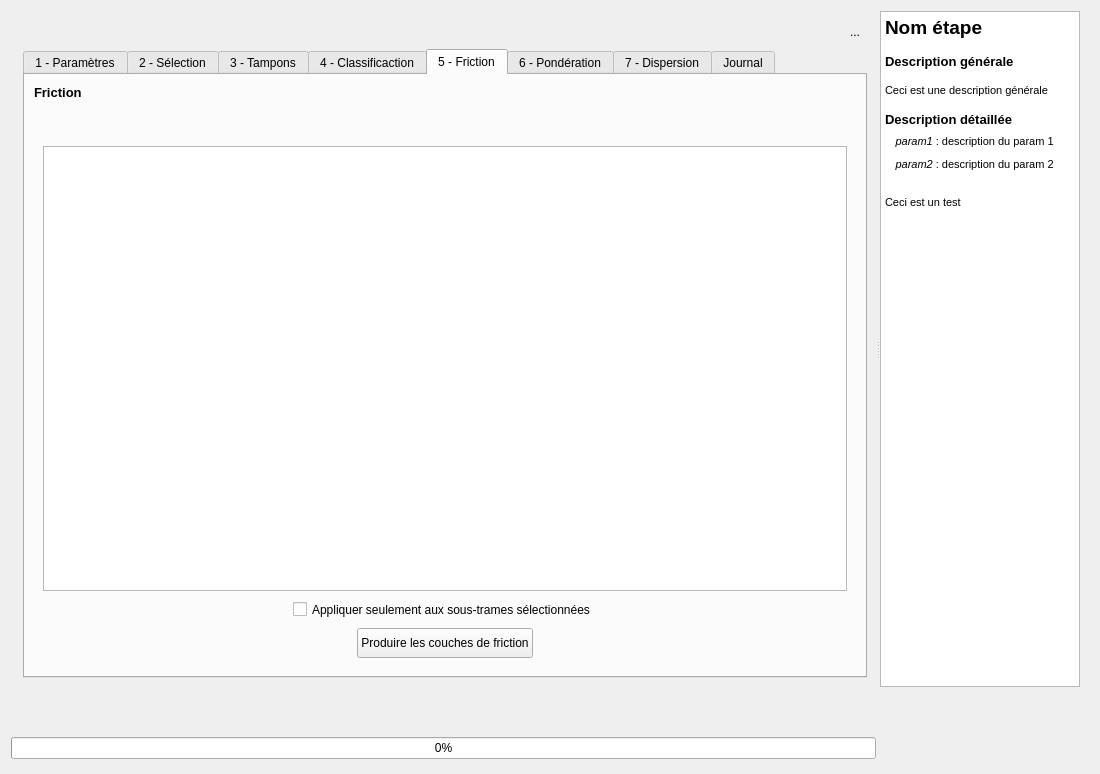
Old version of the form Meff_dialog_base_occsol.ui in the repository MathieuChailloux/FragScape.
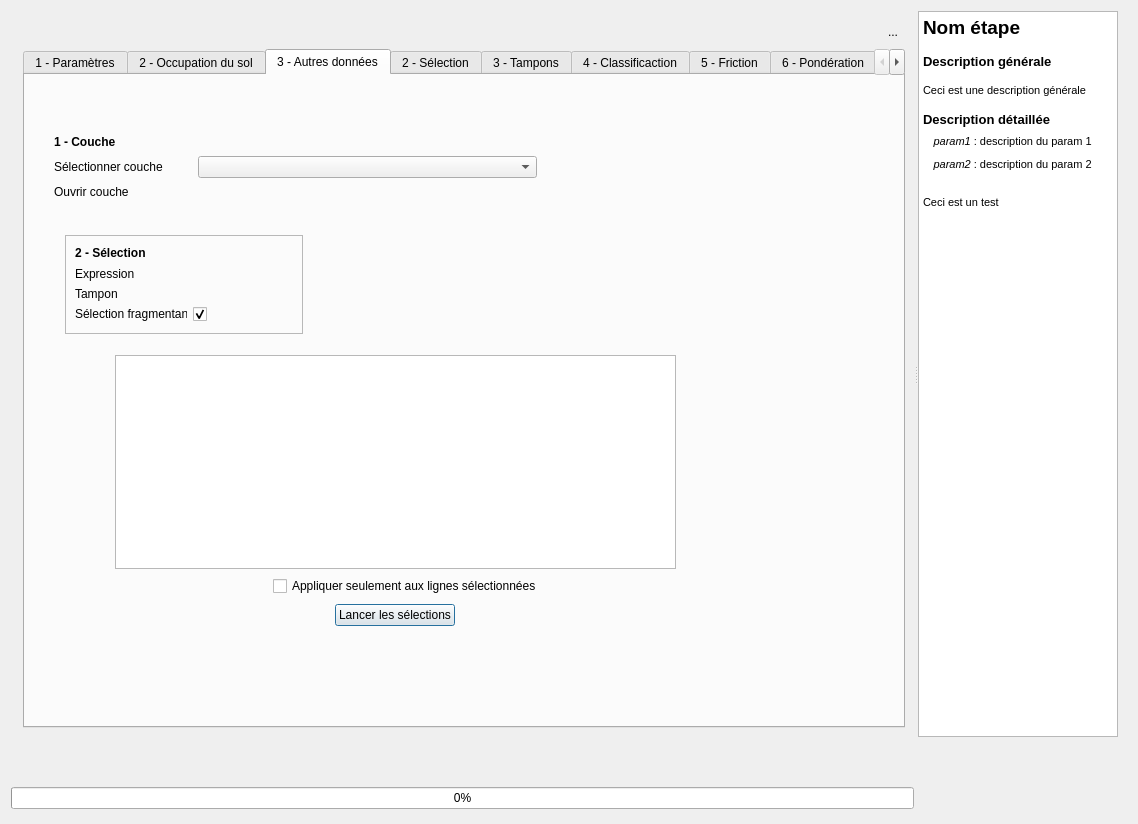
New version of the form. Icons and pictures are not drawn. Custom widgets are drawn as their Qt base class.

Commit message: Updating landuse UI draft

Diff of the .ui file:
```diff
--- a/Meff_dialog_base_occsol.ui
+++ b/Meff_dialog_base_occsol.ui
@@ -6,8 +6,8 @@
    <rect>
     <x>0</x>
     <y>0</y>
-    <width>1100</width>
-    <height>774</height>
+    <width>1138</width>
+    <height>824</height>
    </rect>
   </property>
   <property name="sizePolicy">
@@ -76,8 +76,8 @@
            <rect>
             <x>0</x>
             <y>0</y>
-            <width>865</width>
-            <height>680</height>
+            <width>903</width>
+            <height>730</height>
            </rect>
           </property>
           <property name="sizePolicy">
@@ -244,7 +244,7 @@
               </size>
              </property>
              <property name="currentIndex">
-              <number>4</number>
+              <number>2</number>
              </property>
              <widget class="QWidget" name="paramsTab">
               <attribute name="title">
@@ -407,6 +407,720 @@
                </item>
               </layout>
              </widget>
+             <widget class="QWidget" name="landuseTab">
+              <attribute name="title">
+               <string>2 - Occupation du sol</string>
+              </attribute>
+              <widget class="QLabel" name="label_3">
+               <property name="geometry">
+                <rect>
+                 <x>40</x>
+                 <y>20</y>
+                 <width>141</width>
+                 <height>16</height>
+                </rect>
+               </property>
+               <property name="sizePolicy">
+                <sizepolicy hsizetype="Expanding" vsizetype="Preferred">
+                 <horstretch>0</horstretch>
+                 <verstretch>0</verstretch>
+                </sizepolicy>
+               </property>
+               <property name="font">
+                <font>
+                 <weight>75</weight>
+                 <bold>true</bold>
+                </font>
+               </property>
+               <property name="text">
+                <string>Occupation du sol</string>
+               </property>
+              </widget>
+              <widget class="QFrame" name="selectionLayerFrame_2">
+               <property name="geometry">
+                <rect>
+                 <x>40</x>
+                 <y>40</y>
+                 <width>501</width>
+                 <height>86</height>
+                </rect>
+               </property>
+               <property name="sizePolicy">
+                <sizepolicy hsizetype="Expanding" vsizetype="Preferred">
+                 <horstretch>0</horstretch>
+                 <verstretch>0</verstretch>
+                </sizepolicy>
+               </property>
+               <property name="minimumSize">
+                <size>
+                 <width>200</width>
+                 <height>65</height>
+                </size>
+               </property>
+               <property name="frameShape">
+                <enum>QFrame::NoFrame</enum>
+               </property>
+               <property name="frameShadow">
+                <enum>QFrame::Raised</enum>
+               </property>
+               <layout class="QGridLayout" name="gridLayout_18">
+                <item row="0" column="0">
+                 <widget class="QLabel" name="selectionLayerLabel_3">
+                  <property name="sizePolicy">
+                   <sizepolicy hsizetype="Fixed" vsizetype="Fixed">
+                    <horstretch>0</horstretch>
+                    <verstretch>0</verstretch>
+                   </sizepolicy>
+                  </property>
+                  <property name="minimumSize">
+                   <size>
+                    <width>0</width>
+                    <height>16</height>
+                   </size>
+                  </property>
+                  <property name="font">
+                   <font>
+                    <weight>75</weight>
+                    <bold>true</bold>
+                   </font>
+                  </property>
+                  <property name="text">
+                   <string>1 - Couche</string>
+                  </property>
+                 </widget>
+                </item>
+                <item row="2" column="0">
+                 <widget class="QLabel" name="selectionOpenLayerLabel_2">
+                  <property name="sizePolicy">
+                   <sizepolicy hsizetype="Fixed" vsizetype="Fixed">
+                    <horstretch>0</horstretch>
+                    <verstretch>0</verstretch>
+                   </sizepolicy>
+                  </property>
+                  <property name="minimumSize">
+                   <size>
+                    <width>67</width>
+                    <height>16</height>
+                   </size>
+                  </property>
+                  <property name="text">
+                   <string>Ouvrir couche</string>
+                  </property>
+                 </widget>
+                </item>
+                <item row="1" column="0">
+                 <widget class="QLabel" name="selectionLayerLabel_6">
+                  <property name="sizePolicy">
+                   <sizepolicy hsizetype="Fixed" vsizetype="Minimum">
+                    <horstretch>0</horstretch>
+                    <verstretch>0</verstretch>
+                   </sizepolicy>
+                  </property>
+                  <property name="minimumSize">
+                   <size>
+                    <width>138</width>
+                    <height>16</height>
+                   </size>
+                  </property>
+                  <property name="layoutDirection">
+                   <enum>Qt::LeftToRight</enum>
+                  </property>
+                  <property name="text">
+                   <string>Sélectionner couche</string>
+                  </property>
+                 </widget>
+                </item>
+                <item row="2" column="1" colspan="2">
+                 <widget class="QgsFileWidget" name="selectionInLayer_2">
+                  <property name="sizePolicy">
+                   <sizepolicy hsizetype="Expanding" vsizetype="Fixed">
+                    <horstretch>0</horstretch>
+                    <verstretch>0</verstretch>
+                   </sizepolicy>
+                  </property>
+                  <property name="minimumSize">
+                   <size>
+                    <width>100</width>
+                    <height>13</height>
+                   </size>
+                  </property>
+                 </widget>
+                </item>
+                <item row="1" column="1" colspan="2">
+                 <widget class="QgsMapLayerComboBox" name="selectionInLayerCombo_2">
+                  <property name="sizePolicy">
+                   <sizepolicy hsizetype="Expanding" vsizetype="Fixed">
+                    <horstretch>0</horstretch>
+                    <verstretch>0</verstretch>
+                   </sizepolicy>
+                  </property>
+                  <property name="minimumSize">
+                   <size>
+                    <width>60</width>
+                    <height>13</height>
+                   </size>
+                  </property>
+                 </widget>
+                </item>
+               </layout>
+              </widget>
+              <widget class="QTableView" name="landuseView">
+               <property name="geometry">
+                <rect>
+                 <x>40</x>
+                 <y>150</y>
+                 <width>511</width>
+                 <height>311</height>
+                </rect>
+               </property>
+               <property name="minimumSize">
+                <size>
+                 <width>300</width>
+                 <height>100</height>
+                </size>
+               </property>
+               <property name="alternatingRowColors">
+                <bool>true</bool>
+               </property>
+               <property name="selectionBehavior">
+                <enum>QAbstractItemView::SelectRows</enum>
+               </property>
+               <property name="sortingEnabled">
+                <bool>true</bool>
+               </property>
+              </widget>
+             </widget>
+             <widget class="QWidget" name="tab">
+              <attribute name="title">
+               <string>3 - Autres données</string>
+              </attribute>
+              <widget class="QFrame" name="selectionLayerFrame_3">
+               <property name="geometry">
+                <rect>
+                 <x>20</x>
+                 <y>50</y>
+                 <width>501</width>
+                 <height>86</height>
+                </rect>
+               </property>
+               <property name="sizePolicy">
+                <sizepolicy hsizetype="Expanding" vsizetype="Preferred">
+                 <horstretch>0</horstretch>
+                 <verstretch>0</verstretch>
+                </sizepolicy>
+               </property>
+               <property name="minimumSize">
+                <size>
+                 <width>200</width>
+                 <height>65</height>
+                </size>
+               </property>
+               <property name="frameShape">
+                <enum>QFrame::NoFrame</enum>
+               </property>
+               <property name="frameShadow">
+                <enum>QFrame::Raised</enum>
+               </property>
+               <layout class="QGridLayout" name="gridLayout_23">
+                <item row="0" column="0">
+                 <widget class="QLabel" name="selectionLayerLabel_4">
+                  <property name="sizePolicy">
+                   <sizepolicy hsizetype="Fixed" vsizetype="Fixed">
+                    <horstretch>0</horstretch>
+                    <verstretch>0</verstretch>
+                   </sizepolicy>
+                  </property>
+                  <property name="minimumSize">
+                   <size>
+                    <width>0</width>
+                    <height>16</height>
+                   </size>
+                  </property>
+                  <property name="font">
+                   <font>
+                    <weight>75</weight>
+                    <bold>true</bold>
+                   </font>
+                  </property>
+                  <property name="text">
+                   <string>1 - Couche</string>
+                  </property>
+                 </widget>
+                </item>
+                <item row="2" column="0">
+                 <widget class="QLabel" name="selectionOpenLayerLabel_3">
+                  <property name="sizePolicy">
+                   <sizepolicy hsizetype="Fixed" vsizetype="Fixed">
+                    <horstretch>0</horstretch>
+                    <verstretch>0</verstretch>
+                   </sizepolicy>
+                  </property>
+                  <property name="minimumSize">
+                   <size>
+                    <width>67</width>
+                    <height>16</height>
+                   </size>
+                  </property>
+                  <property name="text">
+                   <string>Ouvrir couche</string>
+                  </property>
+                 </widget>
+                </item>
+                <item row="1" column="0">
+                 <widget class="QLabel" name="selectionLayerLabel_7">
+                  <property name="sizePolicy">
+                   <sizepolicy hsizetype="Fixed" vsizetype="Minimum">
+                    <horstretch>0</horstretch>
+                    <verstretch>0</verstretch>
+                   </sizepolicy>
+                  </property>
+                  <property name="minimumSize">
+                   <size>
+                    <width>138</width>
+                    <height>16</height>
+                   </size>
+                  </property>
+                  <property name="layoutDirection">
+                   <enum>Qt::LeftToRight</enum>
+                  </property>
+                  <property name="text">
+                   <string>Sélectionner couche</string>
+                  </property>
+                 </widget>
+                </item>
+                <item row="2" column="1" colspan="2">
+                 <widget class="QgsFileWidget" name="selectionInLayer_3">
+                  <property name="sizePolicy">
+                   <sizepolicy hsizetype="Expanding" vsizetype="Fixed">
+                    <horstretch>0</horstretch>
+                    <verstretch>0</verstretch>
+                   </sizepolicy>
+                  </property>
+                  <property name="minimumSize">
+                   <size>
+                    <width>100</width>
+                    <height>13</height>
+                   </size>
+                  </property>
+                 </widget>
+                </item>
+                <item row="1" column="1" colspan="2">
+                 <widget class="QgsMapLayerComboBox" name="selectionInLayerCombo_3">
+                  <property name="sizePolicy">
+                   <sizepolicy hsizetype="Expanding" vsizetype="Fixed">
+                    <horstretch>0</horstretch>
+                    <verstretch>0</verstretch>
+                   </sizepolicy>
+                  </property>
+                  <property name="minimumSize">
+                   <size>
+                    <width>60</width>
+                    <height>13</height>
+                   </size>
+                  </property>
+                 </widget>
+                </item>
+               </layout>
+              </widget>
+              <widget class="QFrame" name="frame_23">
+               <property name="geometry">
+                <rect>
+                 <x>40</x>
+                 <y>160</y>
+                 <width>238</width>
+                 <height>99</height>
+                </rect>
+               </property>
+               <property name="sizePolicy">
+                <sizepolicy hsizetype="Expanding" vsizetype="Preferred">
+                 <horstretch>0</horstretch>
+                 <verstretch>0</verstretch>
+                </sizepolicy>
+               </property>
+               <property name="frameShape">
+                <enum>QFrame::StyledPanel</enum>
+               </property>
+               <property name="frameShadow">
+                <enum>QFrame::Raised</enum>
+               </property>
+               <layout class="QGridLayout" name="gridLayout_4">
+                <item row="0" column="0">
+                 <widget class="QLabel" name="selectionLayerLabel_8">
+                  <property name="sizePolicy">
+                   <sizepolicy hsizetype="Fixed" vsizetype="Fixed">
+                    <horstretch>0</horstretch>
+                    <verstretch>0</verstretch>
+                   </sizepolicy>
+                  </property>
+                  <property name="minimumSize">
+                   <size>
+                    <width>0</width>
+                    <height>16</height>
+                   </size>
+                  </property>
+                  <property name="font">
+                   <font>
+                    <weight>75</weight>
+                    <bold>true</bold>
+                   </font>
+                  </property>
+                  <property name="text">
+                   <string>2 - Sélection</string>
+                  </property>
+                 </widget>
+                </item>
+                <item row="1" column="0">
+                 <widget class="QLabel" name="selectionExprLabel_2">
+                  <property name="sizePolicy">
+                   <sizepolicy hsizetype="Fixed" vsizetype="Fixed">
+                    <horstretch>0</horstretch>
+                    <verstretch>0</verstretch>
+                   </sizepolicy>
+                  </property>
+                  <property name="minimumSize">
+                   <size>
+                    <width>52</width>
+                    <height>13</height>
+                   </size>
+                  </property>
+                  <property name="text">
+                   <string>Expression</string>
+                  </property>
+                 </widget>
+                </item>
+                <item row="1" column="1">
+                 <widget class="QgsFieldExpressionWidget" name="selectionExpr_3">
+                  <property name="minimumSize">
+                   <size>
+                    <width>100</width>
+                    <height>13</height>
+                   </size>
+                  </property>
+                  <property name="maximumSize">
+                   <size>
+                    <width>16777215</width>
+                    <height>16</height>
+                   </size>
+                  </property>
+                 </widget>
+                </item>
+                <item row="2" column="0">
+                 <widget class="QLabel" name="selectionExprLabel_3">
+                  <property name="sizePolicy">
+                   <sizepolicy hsizetype="Fixed" vsizetype="Fixed">
+                    <horstretch>0</horstretch>
+                    <verstretch>0</verstretch>
+                   </sizepolicy>
+                  </property>
+                  <property name="minimumSize">
+                   <size>
+                    <width>52</width>
+                    <height>13</height>
+                   </size>
+                  </property>
+                  <property name="text">
+                   <string>Tampon</string>
+                  </property>
+                 </widget>
+                </item>
+                <item row="2" column="1">
+                 <widget class="QgsFieldExpressionWidget" name="selectionExpr_2">
+                  <property name="minimumSize">
+                   <size>
+                    <width>100</width>
+                    <height>13</height>
+                   </size>
+                  </property>
+                  <property name="maximumSize">
+                   <size>
+                    <width>16777215</width>
+                    <height>16</height>
+                   </size>
+                  </property>
+                 </widget>
+                </item>
+                <item row="3" column="0">
+                 <widget class="QLabel" name="selectionExprLabel_4">
+                  <property name="sizePolicy">
+                   <sizepolicy hsizetype="Fixed" vsizetype="Fixed">
+                    <horstretch>0</horstretch>
+                    <verstretch>0</verstretch>
+                   </sizepolicy>
+                  </property>
+                  <property name="minimumSize">
+                   <size>
+                    <width>52</width>
+                    <height>13</height>
+                   </size>
+                  </property>
+                  <property name="text">
+                   <string>Sélection fragmentante</string>
+                  </property>
+                 </widget>
+                </item>
+                <item row="3" column="1">
+                 <widget class="QCheckBox" name="checkBox">
+                  <property name="text">
+                   <string/>
+                  </property>
+                  <property name="checked">
+                   <bool>true</bool>
+                  </property>
+                 </widget>
+                </item>
+               </layout>
+              </widget>
+              <widget class="QFrame" name="selectionViewFrame_2">
+               <property name="geometry">
+                <rect>
+                 <x>40</x>
+                 <y>280</y>
+                 <width>611</width>
+                 <height>271</height>
+                </rect>
+               </property>
+               <property name="sizePolicy">
+                <sizepolicy hsizetype="Preferred" vsizetype="Expanding">
+                 <horstretch>0</horstretch>
+                 <verstretch>0</verstretch>
+                </sizepolicy>
+               </property>
+               <property name="minimumSize">
+                <size>
+                 <width>350</width>
+                 <height>200</height>
+                </size>
+               </property>
+               <property name="frameShape">
+                <enum>QFrame::NoFrame</enum>
+               </property>
+               <property name="frameShadow">
+                <enum>QFrame::Raised</enum>
+               </property>
+               <layout class="QGridLayout" name="gridLayout_24">
+                <property name="leftMargin">
+                 <number>0</number>
+                </property>
+                <property name="topMargin">
+                 <number>0</number>
+                </property>
+                <property name="rightMargin">
+                 <number>0</number>
+                </property>
+                <property name="bottomMargin">
+                 <number>0</number>
+                </property>
+                <property name="horizontalSpacing">
+                 <number>0</number>
+                </property>
+                <property name="verticalSpacing">
+                 <number>6</number>
+                </property>
+                <item row="1" column="2" alignment="Qt::AlignHCenter">
+                 <widget class="QCheckBox" name="selectionRunSelectionMode_2">
+                  <property name="sizePolicy">
+                   <sizepolicy hsizetype="Expanding" vsizetype="Fixed">
+                    <horstretch>0</horstretch>
+                    <verstretch>0</verstretch>
+                   </sizepolicy>
+                  </property>
+                  <property name="text">
+                   <string>Appliquer seulement aux lignes sélectionnées</string>
+                  </property>
+                 </widget>
+                </item>
+                <item row="4" column="1" colspan="2" alignment="Qt::AlignHCenter">
+                 <widget class="QFrame" name="frame_9">
+                  <property name="sizePolicy">
+                   <sizepolicy hsizetype="Expanding" vsizetype="Fixed">
+                    <horstretch>0</horstretch>
+                    <verstretch>0</verstretch>
+                   </sizepolicy>
+                  </property>
+                  <property name="minimumSize">
+                   <size>
+                    <width>0</width>
+                    <height>0</height>
+                   </size>
+                  </property>
+                  <property name="maximumSize">
+                   <size>
+                    <width>16777215</width>
+                    <height>16777215</height>
+                   </size>
+                  </property>
+                  <property name="frameShape">
+                   <enum>QFrame::NoFrame</enum>
+                  </property>
+                  <property name="frameShadow">
+                   <enum>QFrame::Raised</enum>
+                  </property>
+                  <layout class="QHBoxLayout" name="horizontalLayout_10">
+                   <property name="spacing">
+                    <number>200</number>
+                   </property>
+                   <property name="leftMargin">
+                    <number>0</number>
+                   </property>
+                   <property name="topMargin">
+                    <number>0</number>
+                   </property>
+                   <property name="rightMargin">
+                    <number>0</number>
+                   </property>
+                   <property name="bottomMargin">
+                    <number>0</number>
+                   </property>
+                   <item>
+                    <widget class="QPushButton" name="selectionRun_2">
+                     <property name="sizePolicy">
+                      <sizepolicy hsizetype="Fixed" vsizetype="Fixed">
+                       <horstretch>0</horstretch>
+                       <verstretch>0</verstretch>
+                      </sizepolicy>
+                     </property>
+                     <property name="layoutDirection">
+                      <enum>Qt::LeftToRight</enum>
+                     </property>
+                     <property name="text">
+                      <string>Lancer les sélections</string>
+                     </property>
+                     <property name="icon">
+                      <iconset resource="../BioDispersal/resources.qrc">
+                       <normaloff>:/plugins/eco_cont/icons/play.svg</normaloff>:/plugins/eco_cont/icons/play.svg</iconset>
+                     </property>
+                    </widget>
+                   </item>
+                  </layout>
+                 </widget>
+                </item>
+                <item row="0" column="1" colspan="2">
+                 <widget class="QTableView" name="selectionView_2">
+                  <property name="minimumSize">
+                   <size>
+                    <width>300</width>
+                    <height>100</height>
+                   </size>
+                  </property>
+                  <property name="alternatingRowColors">
+                   <bool>true</bool>
+                  </property>
+                  <property name="selectionBehavior">
+                   <enum>QAbstractItemView::SelectRows</enum>
+                  </property>
+                  <property name="sortingEnabled">
+                   <bool>true</bool>
+                  </property>
+                 </widget>
+                </item>
+                <item row="0" column="0">
+                 <widget class="QFrame" name="selectArrowsFrame_2">
+                  <property name="sizePolicy">
+                   <sizepolicy hsizetype="Fixed" vsizetype="Expanding">
+                    <horstretch>0</horstretch>
+                    <verstretch>0</verstretch>
+                   </sizepolicy>
+                  </property>
+                  <property name="minimumSize">
+                   <size>
+                    <width>50</width>
+                    <height>0</height>
+                   </size>
+                  </property>
+                  <property name="frameShape">
+                   <enum>QFrame::NoFrame</enum>
+                  </property>
+                  <property name="frameShadow">
+                   <enum>QFrame::Raised</enum>
+                  </property>
+                  <layout class="QVBoxLayout" name="verticalLayout_6">
+                   <item>
+                    <widget class="QToolButton" name="selectionUp_2">
+                     <property name="sizePolicy">
+                      <sizepolicy hsizetype="Fixed" vsizetype="Fixed">
+                       <horstretch>0</horstretch>
+                       <verstretch>0</verstretch>
+                      </sizepolicy>
+                     </property>
+                     <property name="minimumSize">
+                      <size>
+                       <width>25</width>
+                       <height>25</height>
+                      </size>
+                     </property>
+                     <property name="toolTip">
+                      <string>Promouvoir la sélection</string>
+                     </property>
+                     <property name="text">
+                      <string/>
+                     </property>
+                     <property name="icon">
+                      <iconset resource="../BioDispersal/resources.qrc">
+                       <normaloff>:/plugins/eco_cont/icons/up-arrow.png</normaloff>:/plugins/eco_cont/icons/up-arrow.png</iconset>
+                     </property>
+                     <property name="autoRaise">
+                      <bool>true</bool>
+                     </property>
+                    </widget>
+                   </item>
+                   <item>
+                    <widget class="QToolButton" name="selectionDown_2">
+                     <property name="sizePolicy">
+                      <sizepolicy hsizetype="Fixed" vsizetype="Fixed">
+                       <horstretch>0</horstretch>
+                       <verstretch>0</verstretch>
+                      </sizepolicy>
+                     </property>
+                     <property name="minimumSize">
+                      <size>
+                       <width>25</width>
+                       <height>25</height>
+                      </size>
+                     </property>
+                     <property name="toolTip">
+                      <string>Rétrograder la sélection</string>
+                     </property>
+                     <property name="text">
+                      <string/>
+                     </property>
+                     <property name="icon">
+                      <iconset resource="../BioDispersal/resources.qrc">
+                       <normaloff>:/plugins/eco_cont/icons/down-arrow.png</normaloff>:/plugins/eco_cont/icons/down-arrow.png</iconset>
+                     </property>
+                     <property name="autoRaise">
+                      <bool>true</bool>
+                     </property>
+                    </widget>
+                   </item>
+                  </layout>
+                 </widget>
+                </item>
+                <item row="1" column="1">
+                 <widget class="QToolButton" name="selectionRemove_2">
+                  <property name="sizePolicy">
+                   <sizepolicy hsizetype="Fixed" vsizetype="Fixed">
+                    <horstretch>0</horstretch>
+                    <verstretch>0</verstretch>
+                   </sizepolicy>
+                  </property>
+                  <property name="toolTip">
+                   <string>Supprimer les lignes sélectionnées</string>
+                  </property>
+                  <property name="text">
+                   <string/>
+                  </property>
+                  <property name="icon">
+                   <iconset resource="../BioDispersal/resources.qrc">
+                    <normaloff>:/plugins/eco_cont/icons/mActionDeleteSelected.svg</normaloff>:/plugins/eco_cont/icons/mActionDeleteSelected.svg</iconset>
+                  </property>
+                  <property name="autoRaise">
+                   <bool>true</bool>
+                  </property>
+                 </widget>
+                </item>
+               </layout>
+              </widget>
+             </widget>
              <widget class="QWidget" name="selectionTab">
               <attribute name="title">
                <string>2 - Sélection</string>
```
Left out of the diff: 76 changed lines with no effect on the pictures.
